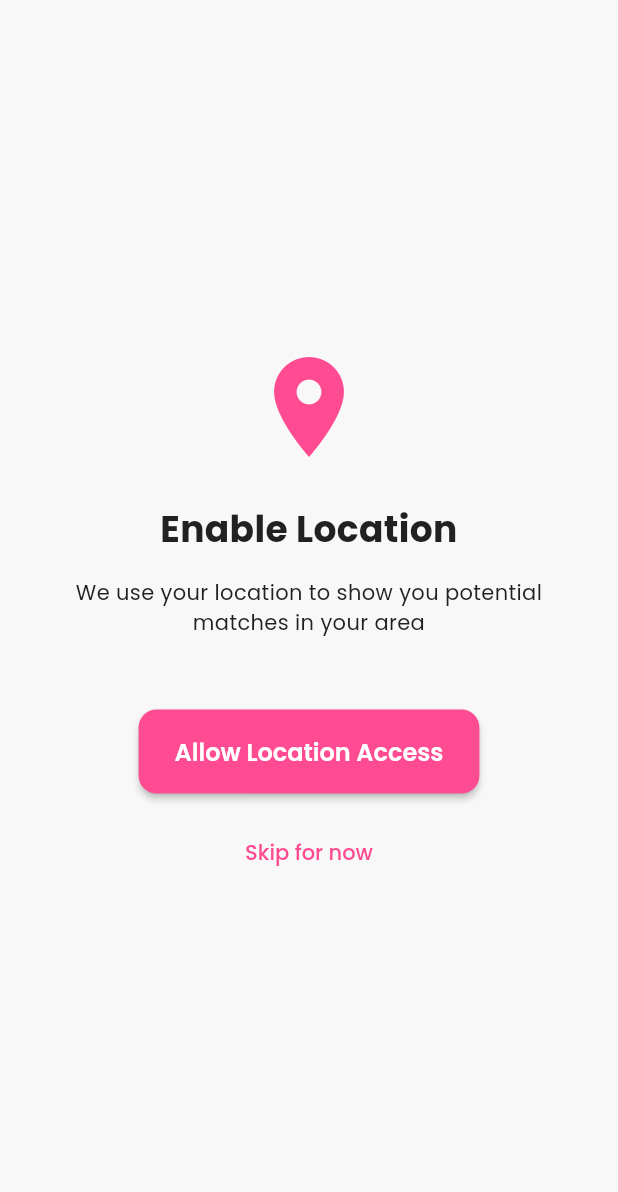
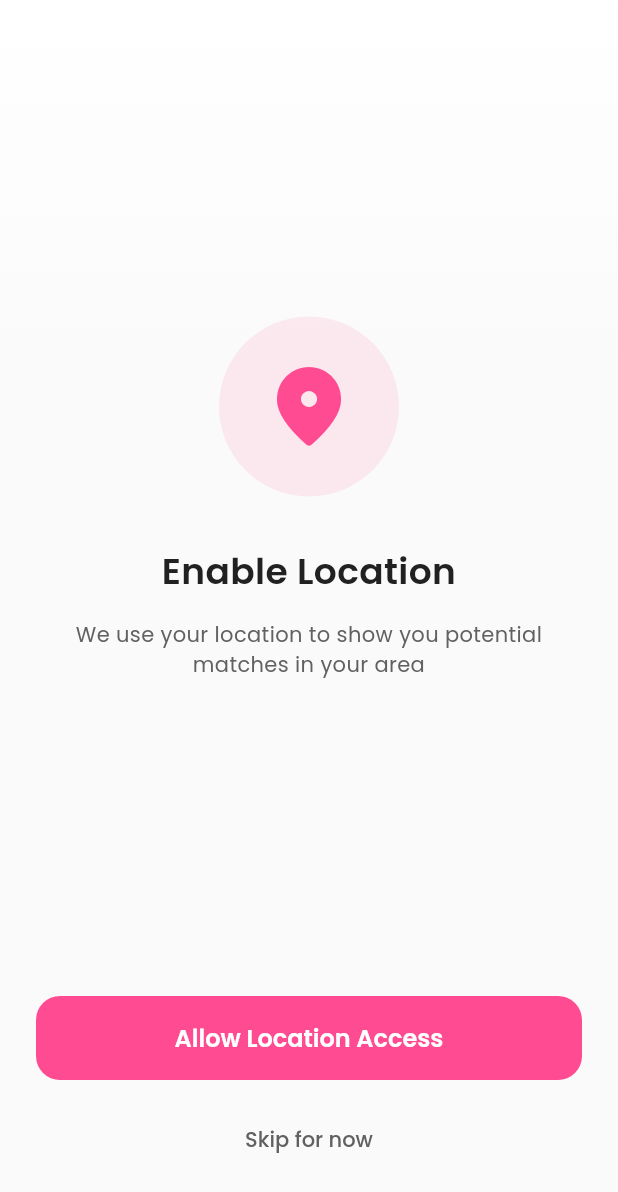
Before and after one commit to Edil-Ayehu/Flutter-Dating-App, a Flutter app: the LocationPermissionScreen screen opened by its route, on a phone screen of 412 x 824 dp. Shown: the top 1192 px of the screen. Run offline on Flutter 3.47's test engine with Material 3 defaults, Android fonts, the phone set to English and light mode, and no system bars; our stand-ins replace google_fonts, image_picker; network calls fail.

Commit message:
location permission screen ui

```diff
--- a/lib/features/onboarding/screens/location_permission_screen.dart
+++ b/lib/features/onboarding/screens/location_permission_screen.dart
@@ -1,5 +1,6 @@
 import 'package:flutter/material.dart';
 import 'package:provider/provider.dart';
+import '../../../core/constants/string_constants.dart';
 import '../../../core/constants/text_styles.dart';
 import '../../../core/constants/color_constants.dart';
 import '../../../routes/route_names.dart';
@@ -11,33 +12,75 @@ class LocationPermissionScreen extends StatelessWidget {
   @override
   Widget build(BuildContext context) {
     final provider = context.watch<OnboardingProvider>();
+    final isDarkMode = Theme.of(context).brightness == Brightness.dark;
+    final textColor = isDarkMode ? Colors.white : AppColors.textPrimaryLight;
 
     return Scaffold(
-      body: SafeArea(
+      body: Container(
+        decoration: BoxDecoration(
+          gradient: LinearGradient(
+            begin: Alignment.topCenter,
+            end: Alignment.bottomCenter,
+            colors: isDarkMode
+                ? [AppColors.cardDark, AppColors.backgroundDark]
+                : [Colors.white, Colors.grey.shade50],
+            stops: const [0.0, 0.3],
+          ),
+        ),
+        child: SafeArea(
           child: Padding(
-          padding: const EdgeInsets.all(24),
+            padding: const EdgeInsets.symmetric(horizontal: 24),
+            child: Column(
+              children: [
+                Expanded(
                   child: Column(
                     mainAxisAlignment: MainAxisAlignment.center,
                     children: [
-              const Icon(
-                Icons.location_on,
-                size: 80,
+                      // Animated location icon with circle background
+                      Container(
+                        width: 120,
+                        height: 120,
+                        decoration: BoxDecoration(
+                          color: isDarkMode
+                              ? AppColors.primary.withOpacity(0.15)
+                              : AppColors.primary.withOpacity(0.1),
+                          shape: BoxShape.circle,
+                        ),
+                        child: const Icon(
+                          Icons.location_on_rounded,
+                          size: 64,
                           color: AppColors.primary,
                         ),
-              const SizedBox(height: 24),
+                      ),
+                      const SizedBox(height: 32),
                       Text(
                         'Enable Location',
-                style: AppTextStyles.h2Light,
+                        style: AppTextStyles.h2Light.copyWith(
+                          color: textColor,
+                          fontWeight: FontWeight.w600,
+                        ),
                         textAlign: TextAlign.center,
                       ),
                       const SizedBox(height: 16),
                       Text(
                         'We use your location to show you potential matches in your area',
-                style: AppTextStyles.bodyMediumLight,
+                        style: AppTextStyles.bodyMediumLight.copyWith(
+                          color: isDarkMode ? Colors.grey.shade400 : Colors.grey.shade700,
+                        ),
                         textAlign: TextAlign.center,
                       ),
-              const SizedBox(height: 48),
-              ElevatedButton(
+                    ],
+                  ),
+                ),
+
+                // Buttons at the bottom
+                Container(
+                  margin: const EdgeInsets.only(bottom: 40),
+                  child: Column(
+                    children: [
+                      SizedBox(
+                        width: double.infinity,
+                        child: ElevatedButton(
                           onPressed: () async {
                             // TODO: Implement actual location permission request
                             provider.setLocationPermission(true);
@@ -48,7 +91,23 @@ class LocationPermissionScreen extends StatelessWidget {
                               (route) => false,
                             );
                           },
-                child: const Text('Allow Location Access'),
+                          style: ElevatedButton.styleFrom(
+                            backgroundColor: AppColors.primary,
+                            foregroundColor: Colors.white,
+                            padding: const EdgeInsets.symmetric(vertical: 16),
+                            shape: RoundedRectangleBorder(
+                              borderRadius: BorderRadius.circular(16),
+                            ),
+                            elevation: 0,
+                          ),
+                          child: Text(
+                            'Allow Location Access',
+                            style: const TextStyle(
+                              fontSize: 16,
+                              fontWeight: FontWeight.w600,
+                            ),
+                          ),
+                        ),
                       ),
                       const SizedBox(height: 16),
                       TextButton(
@@ -61,9 +120,26 @@ class LocationPermissionScreen extends StatelessWidget {
                             (route) => false,
                           );
                         },
-                child: const Text('Skip for now'),
+                        style: TextButton.styleFrom(
+                          foregroundColor: isDarkMode ? Colors.grey.shade400 : Colors.grey.shade700,
+                          padding: const EdgeInsets.symmetric(vertical: 8, horizontal: 16),
+                          shape: RoundedRectangleBorder(
+                            borderRadius: BorderRadius.circular(12),
+                          ),
+                        ),
+                        child: Text(
+                          'Skip for now',
+                          style: TextStyle(
+                            fontSize: 14,
+                            fontWeight: FontWeight.w500,
+                          ),
+                        ),
                       ),
                     ],
+                  ),
+                ),
+              ],
+            ),
           ),
         ),
       ),
```
Lines whose indentation alone changed are shown as unchanged.
